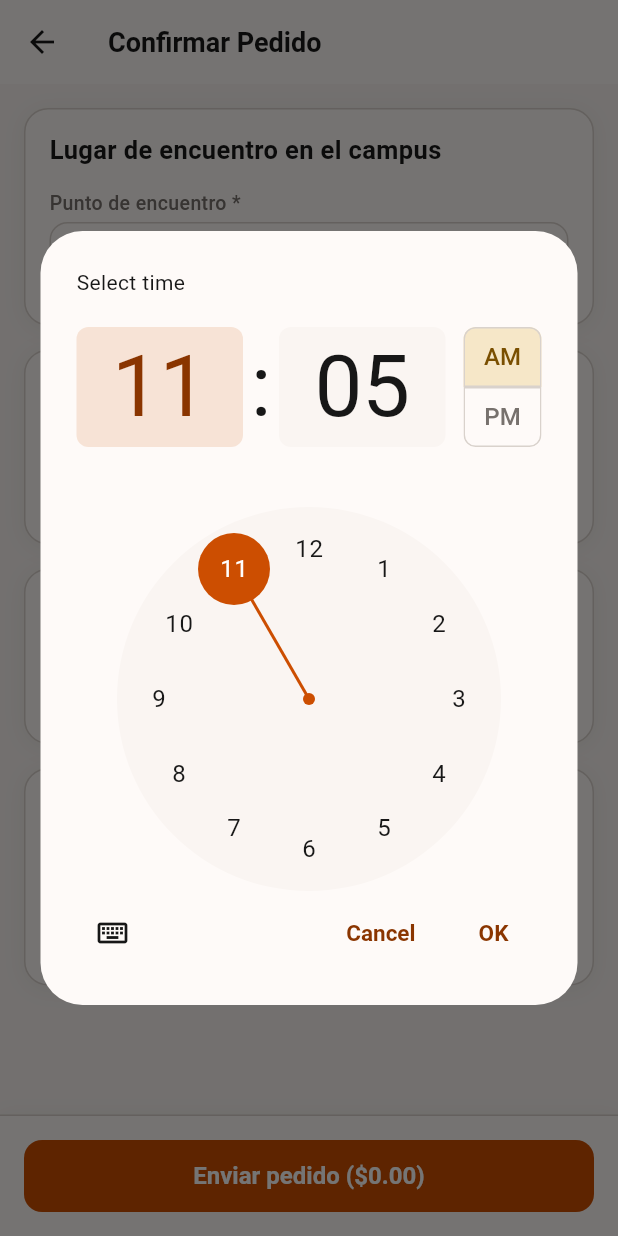
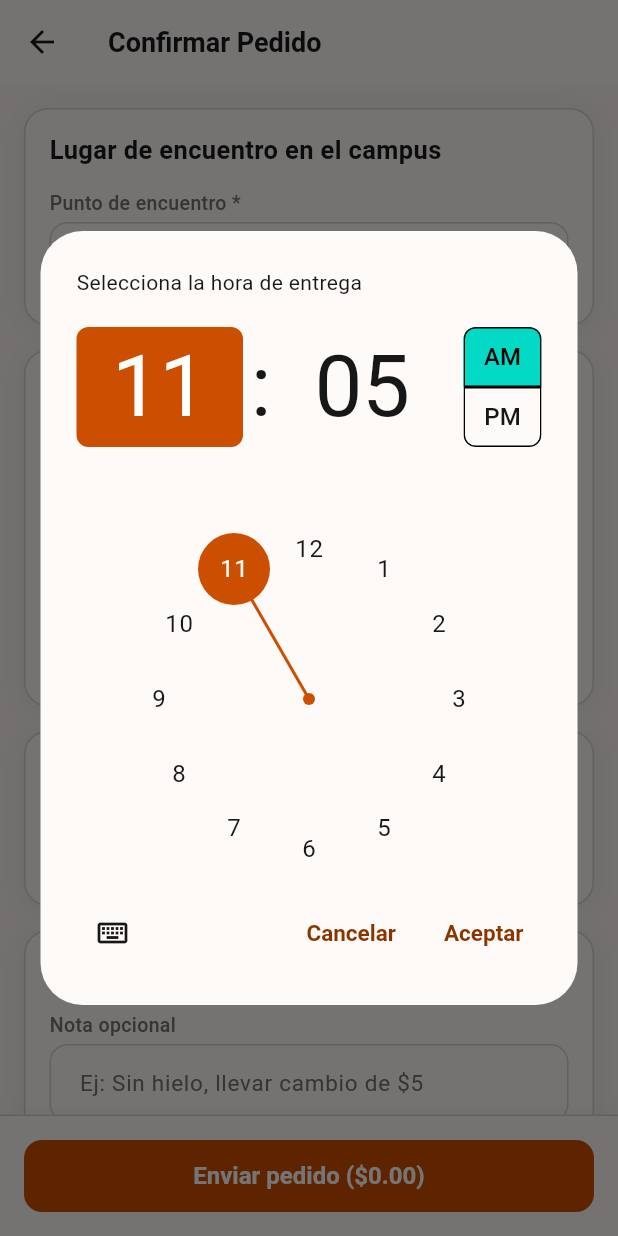
Before and after one commit to Jrodriguezz279/puntokampus, a Flutter app: the CheckoutScreen screen opened directly, after a tap on an icon or button, on a phone screen of 412 x 824 dp. Run offline on Flutter 3.47's test engine with Material 3 defaults, Android fonts, the phone set to English and light mode, and no system bars; our stand-ins replace shared_preferences; accounts and stored records are empty; network calls fail; Roboto replaces fonts that are missing (DMSans).

Commit message:
Feature: Selector completo de fecha y hora de entrega en checkout movil

```diff
--- a/app/lib/screens/carrito/carrito_screens.dart
+++ b/app/lib/screens/carrito/carrito_screens.dart
@@ -197,6 +197,7 @@ class _CheckoutScreenState extends State<CheckoutScreen> {
   int? _puntoSeleccionadoId;
   String _formaPago = 'efectivo'; // 'efectivo', 'transferencia', 'deuna'
   final _notaController = TextEditingController();
+  DateTime _fechaEntrega = DateTime.now();
   TimeOfDay _horaEntrega = TimeOfDay.now();
   bool _enviando = false;
 
@@ -204,6 +205,7 @@ class _CheckoutScreenState extends State<CheckoutScreen> {
   void initState() {
     super.initState();
     final now = DateTime.now().add(const Duration(minutes: 35));
+    _fechaEntrega = DateTime(now.year, now.month, now.day);
     _horaEntrega = TimeOfDay(hour: now.hour, minute: now.minute);
 
     WidgetsBinding.instance.addPostFrameCallback((_) {
@@ -220,6 +222,76 @@ class _CheckoutScreenState extends State<CheckoutScreen> {
     super.dispose();
   }
 
+  Future<void> _seleccionarFecha(BuildContext context) async {
+    final now = DateTime.now();
+    final picked = await showDatePicker(
+      context: context,
+      initialDate: _fechaEntrega.isBefore(now) ? now : _fechaEntrega,
+      firstDate: DateTime(now.year, now.month, now.day),
+      lastDate: now.add(const Duration(days: 30)),
+      helpText: 'Selecciona la fecha de entrega',
+      confirmText: 'Aceptar',
+      cancelText: 'Cancelar',
+      builder: (context, child) {
+        return Theme(
+          data: Theme.of(context).copyWith(
+            colorScheme: const ColorScheme.light(
+              primary: PKColors.primario,
+              onPrimary: PKColors.sobrePrimario,
+              surface: PKColors.tarjeta,
+              onSurface: PKColors.titulo,
+            ),
+          ),
+          child: child!,
+        );
+      },
+    );
+    if (picked != null) {
+      setState(() => _fechaEntrega = picked);
+    }
+  }
+
+  Future<void> _seleccionarHora(BuildContext context) async {
+    final picked = await showTimePicker(
+      context: context,
+      initialTime: _horaEntrega,
+      helpText: 'Selecciona la hora de entrega',
+      confirmText: 'Aceptar',
+      cancelText: 'Cancelar',
+      builder: (context, child) {
+        return Theme(
+          data: Theme.of(context).copyWith(
+            colorScheme: const ColorScheme.light(
+              primary: PKColors.primario,
+              onPrimary: PKColors.sobrePrimario,
+              surface: PKColors.tarjeta,
+              onSurface: PKColors.titulo,
+            ),
+          ),
+          child: child!,
+        );
+      },
+    );
+    if (picked != null) {
+      setState(() => _horaEntrega = picked);
+    }
+  }
+
+  String _formatoFecha(DateTime fecha) {
+    final now = DateTime.now();
+    final hoy = DateTime(now.year, now.month, now.day);
+    final manana = hoy.add(const Duration(days: 1));
+    final fechaComp = DateTime(fecha.year, fecha.month, fecha.day);
+
+    final fechaStr = '${fecha.day.toString().padLeft(2, '0')}/${fecha.month.toString().padLeft(2, '0')}/${fecha.year}';
+    if (fechaComp == hoy) {
+      return 'Hoy ($fechaStr)';
+    } else if (fechaComp == manana) {
+      return 'Mañana ($fechaStr)';
+    }
+    return fechaStr;
+  }
+
   void _enviarPedido() async {
     final cart = Provider.of<CartProvider>(context, listen: false);
     final vitrina = Provider.of<VitrinaProvider>(context, listen: false);
@@ -233,8 +305,13 @@ class _CheckoutScreenState extends State<CheckoutScreen> {
     setState(() => _enviando = true);
 
     try {
-      final now = DateTime.now();
-      final fechaHora = DateTime(now.year, now.month, now.day, _horaEntrega.hour, _horaEntrega.minute);
+      final fechaHora = DateTime(
+        _fechaEntrega.year,
+        _fechaEntrega.month,
+        _fechaEntrega.day,
+        _horaEntrega.hour,
+        _horaEntrega.minute,
+      );
       final horaString = fechaHora.toIso8601String();
 
       final res = await PedidoService.crearPedido(
@@ -316,18 +393,19 @@ class _CheckoutScreenState extends State<CheckoutScreen> {
 
             const SizedBox(height: PKSpacing.base),
 
-            // Sección 2: Hora estimada
+            // Sección 2: Día y hora de entrega
             PKTarjeta(
               child: Column(
                 crossAxisAlignment: CrossAxisAlignment.start,
                 children: [
-                  Text('Hora estimada de entrega', style: PKTextStyles.tituloTarjeta),
+                  Text('Día y hora de entrega', style: PKTextStyles.tituloTarjeta),
                   const SizedBox(height: PKSpacing.base),
+
+                  // Selector de Fecha
+                  Text('Fecha de entrega *', style: PKTextStyles.etiqueta),
+                  const SizedBox(height: PKSpacing.xs),
                   InkWell(
-                    onTap: () async {
-                      final picked = await showTimePicker(context: context, initialTime: _horaEntrega);
-                      if (picked != null) setState(() => _horaEntrega = picked);
-                    },
+                    onTap: () => _seleccionarFecha(context),
                     borderRadius: PKRadii.botonAll,
                     child: Container(
                       padding: const EdgeInsets.all(PKSpacing.base),
@@ -338,11 +416,38 @@ class _CheckoutScreenState extends State<CheckoutScreen> {
                       ),
                       child: Row(
                         children: [
-                          const Icon(Icons.access_time, color: PKColors.primario),
+                          const Icon(Icons.calendar_today_outlined, color: PKColors.primario, size: 20),
                           const SizedBox(width: PKSpacing.sm),
-                          Text(_horaEntrega.format(context), style: PKTextStyles.tituloTarjeta),
+                          Text(_formatoFecha(_fechaEntrega), style: PKTextStyles.tituloTarjeta.copyWith(fontSize: 15)),
                           const Spacer(),
-                          Text('Cambiar', style: PKTextStyles.boton.copyWith(color: PKColors.primarioSuaveTexto, fontSize: 14)),
+                          Text('Elegir fecha', style: PKTextStyles.boton.copyWith(color: PKColors.primarioSuaveTexto, fontSize: 13)),
+                        ],
+                      ),
+                    ),
+                  ),
+
+                  const SizedBox(height: PKSpacing.base),
+
+                  // Selector de Hora
+                  Text('Hora estimada de entrega *', style: PKTextStyles.etiqueta),
+                  const SizedBox(height: PKSpacing.xs),
+                  InkWell(
+                    onTap: () => _seleccionarHora(context),
+                    borderRadius: PKRadii.botonAll,
+                    child: Container(
+                      padding: const EdgeInsets.all(PKSpacing.base),
+                      decoration: BoxDecoration(
+                        color: PKColors.tarjeta,
+                        borderRadius: PKRadii.botonAll,
+                        border: Border.all(color: PKColors.borde),
+                      ),
+                      child: Row(
+                        children: [
+                          const Icon(Icons.access_time_outlined, color: PKColors.primario, size: 20),
+                          const SizedBox(width: PKSpacing.sm),
+                          Text(_horaEntrega.format(context), style: PKTextStyles.tituloTarjeta.copyWith(fontSize: 15)),
+                          const Spacer(),
+                          Text('Elegir hora', style: PKTextStyles.boton.copyWith(color: PKColors.primarioSuaveTexto, fontSize: 13)),
                         ],
                       ),
                     ),
```
